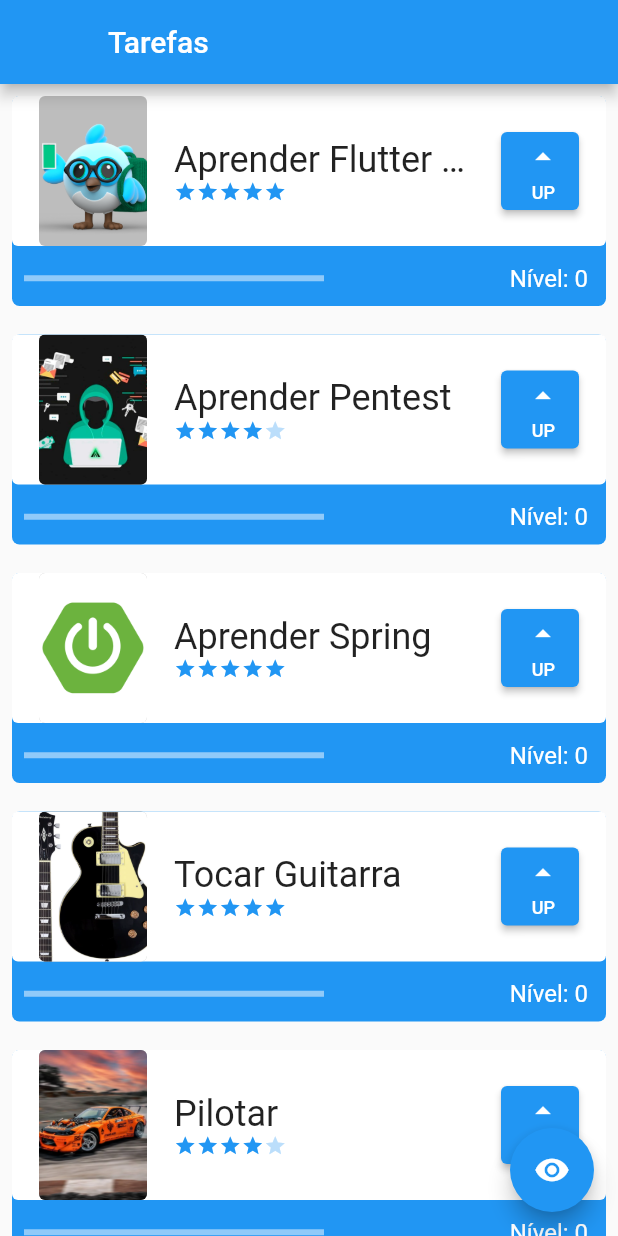
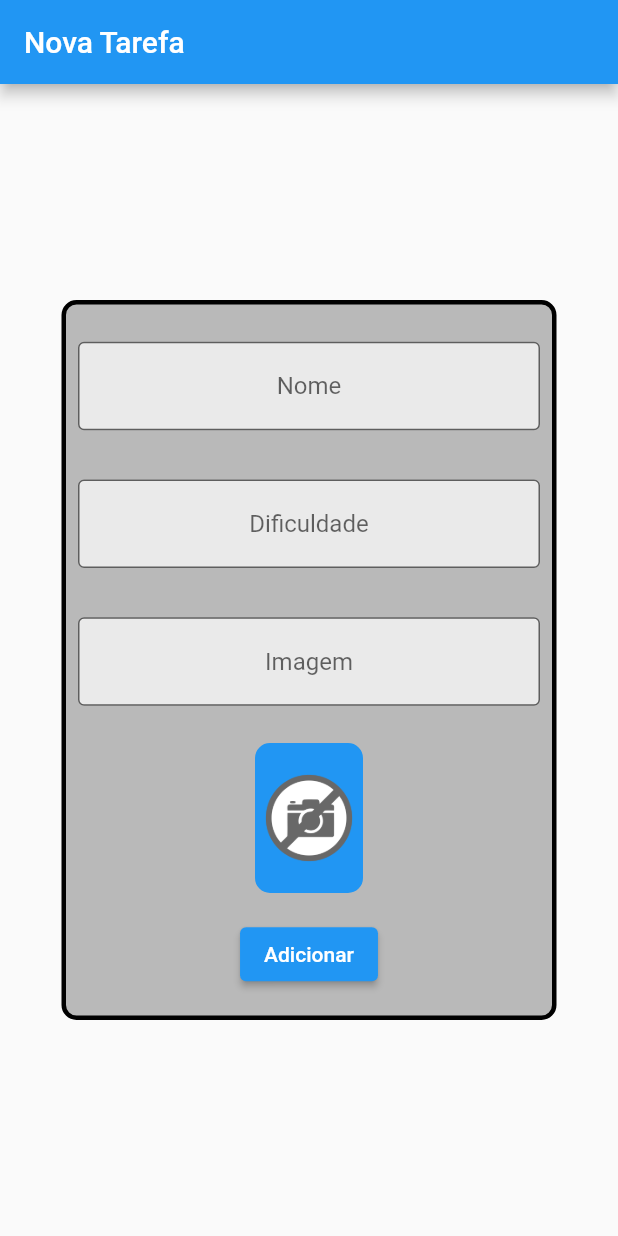
Before and after one commit to pedroschiavom/alura-flutter, a Flutter app: the screen it shows after launch, on a phone screen of 412 x 824 dp. Run offline on Flutter 3.47's test engine with Material 2 defaults, Android fonts, the phone set to English and light mode, and no system bars; network calls fail.

Commit message:
screen to register new task

```diff
--- a/lib/main.dart
+++ b/lib/main.dart
@@ -1,4 +1,5 @@
 import 'package:flutter/material.dart';
+import 'package:projeto_alura_flutter/screens/form_screen.dart';
 import 'package:projeto_alura_flutter/screens/initial_screen.dart';
 import 'package:projeto_alura_flutter/components/task.dart';
 
@@ -12,7 +13,7 @@
       theme: ThemeData(
         primarySwatch: Colors.blue,
       ),
-      home: const InitialScreen(),
+      home: const FormScreen(),
     );
   }
 }
--- a/lib/scaffold.dart
+++ /dev/null
@@ -1,42 +0,0 @@
-Scaffold(
-        appBar: AppBar(
-          leading: Container(),
-          title: Text('Tarefas'),
-        ),
-        body: AnimatedOpacity(
-          opacity: opacidade ? 1 : 0,
-          duration: Duration(milliseconds: 800),
-          child: ListView(
-            children: [
-              Task(
-                  'Aprender Flutter no café da manhã comendo sucrilhos',
-                  'https://pbs.twimg.com/media/Eu7m692XIAEvxxP?format=png&name=large',
-                  5),
-              Task(
-                  'Aprender Pentest',
-                  'https://acaditi.com.br/wp-content/uploads/2021/03/O-que-e-pentest-saiba-tudo-na-ACADI-TI-1280x720.jpg',
-                  4),
-              Task(
-                  'Aprender Spring',
-                  'https://blog.oxiane.com/wp-content/uploads/2021/02/spring_boog_400x400.png',
-                  5),
-              Task(
-                  'Tocar Guitarra',
-                  'https://tfcrd2.vteximg.com.br/arquivos/ids/191915-1000-1000/Guitarra-Strinberg-LPS230-Black-Satin-Les-Paul.jpg?v=637703572800930000',
-                  5),
-              Task(
-                  'Pilotar',
-                  'https://www.folhadelondrina.com.br/img/inline/3220000/0x1200/Londrina-recebe-etapa-do-Brasileiro-de-Drift-no-fi0322114500202209091808.webp?fallback=https%3A%2F%2Fwww.folhadelondrina.com.br%2Fimg%2Finline%2F3220000%2FLondrina-recebe-etapa-do-Brasileiro-de-Drift-no-fi0322114500202209091808.jpg%3Fxid%3D5829423&xid=5829423',
-                  4),
-            ],
-          ),
-        ),
-        floatingActionButton: FloatingActionButton(
-          onPressed: () {
-            setState(() {
-              opacidade = !opacidade;
-            });
-          },
-          child: Icon(Icons.remove_red_eye),
-        ),
-      ),
--- /dev/null
+++ b/lib/screens/form_screen.dart
@@ -0,0 +1,104 @@
+import 'package:flutter/material.dart';
+
+class FormScreen extends StatefulWidget {
+  const FormScreen({super.key});
+
+  @override
+  State<FormScreen> createState() => _FormScreenState();
+}
+
+class _FormScreenState extends State<FormScreen> {
+  TextEditingController nameController = TextEditingController();
+  TextEditingController difficultyController = TextEditingController();
+  TextEditingController imageController = TextEditingController();
+
+  @override
+  Widget build(BuildContext context) {
+    return Scaffold(
+      appBar: AppBar(
+        title: const Text('Nova Tarefa'),
+      ),
+      body: Center(
+        child: Container(
+          height: 480,
+          width: 330,
+          decoration: BoxDecoration(
+              color: Colors.black26,
+              borderRadius: BorderRadius.circular(10),
+              border: Border.all(width: 3)),
+          child: Column(
+            mainAxisAlignment: MainAxisAlignment.spaceEvenly,
+            crossAxisAlignment: CrossAxisAlignment.center,
+            children: [
+              Padding(
+                padding: const EdgeInsets.all(8.0),
+                child: TextFormField(
+                  controller: nameController,
+                  textAlign: TextAlign.center,
+                  decoration: InputDecoration(
+                      border: OutlineInputBorder(),
+                      hintText: 'Nome',
+                      fillColor: Colors.white70,
+                      filled: true),
+                ),
+              ),
+              Padding(
+                padding: const EdgeInsets.all(8.0),
+                child: TextFormField(
+                  controller: difficultyController,
+                  textAlign: TextAlign.center,
+                  decoration: InputDecoration(
+                      border: OutlineInputBorder(),
+                      hintText: 'Dificuldade',
+                      fillColor: Colors.white70,
+                      filled: true),
+                ),
+              ),
+              Padding(
+                padding: const EdgeInsets.all(8.0),
+                child: TextFormField(
+                  onChanged: (text){
+                    setState(() {
+
+                    });
+                  },
+                  controller: imageController,
+                  textAlign: TextAlign.center,
+                  decoration: InputDecoration(
+                      border: OutlineInputBorder(),
+                      hintText: 'Imagem',
+                      fillColor: Colors.white70,
+                      filled: true),
+                ),
+              ),
+              Container(
+                height: 100,
+                width: 72,
+                decoration: BoxDecoration(
+                  color: Colors.blue,
+                  borderRadius: BorderRadius.circular(10),
+                  border: Border.all(width: 2, color: Colors.blue),
+                ),
+                child: ClipRRect(
+                  borderRadius: BorderRadius.circular(10),
+                  child: Image.network(
+                    imageController.text,
+                    errorBuilder: (BuildContext context, Object exception, StackTrace? stackTrace){
+                      return Image.asset('assets/images/nophoto.png');
+                    },
+                    fit: BoxFit.cover,
+                  ),
+                ),
+              ),
+              ElevatedButton(
+                onPressed: () {
+                },
+                child: Text('Adicionar'),
+              ),
+            ],
+          ),
+        ),
+      ),
+    );
+  }
+}
```
Also changed, not shown: assets/images/nophoto.png (added), assets/images/st,small,507x507-pad,600x600,f8f8f8.jpg (added).
